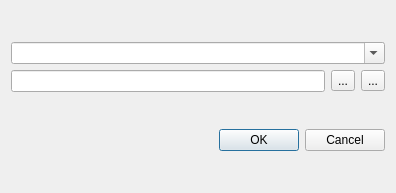
Qt form design/LoginDialog.ui (xaprier/qt-password-manager) before a commit.
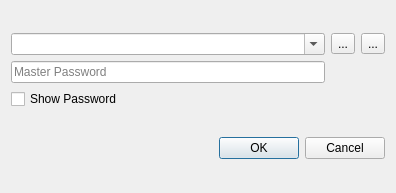
The same form after that commit.

Commit message: Update Show Password

Patch:
```diff
--- a/design/LoginDialog.ui
+++ b/design/LoginDialog.ui
@@ -19,19 +19,10 @@
   <property name="windowTitle">
    <string>Dialog</string>
   </property>
+  <layout class="QGridLayout" name="gridLayout_2">
+   <item row="0" column="0">
   <layout class="QGridLayout" name="gridLayout">
-   <item row="0" column="0">
-    <layout class="QVBoxLayout" name="verticalLayout">
-     <item>
-      <widget class="QComboBox" name="encryptedFiles">
-       <property name="editable">
-        <bool>true</bool>
-       </property>
-      </widget>
-     </item>
-     <item>
-      <layout class="QHBoxLayout" name="horizontalLayout">
-       <item>
+     <item row="1" column="0">
         <widget class="QLineEdit" name="passwordLine">
          <property name="inputMethodHints">
           <set>Qt::ImhHiddenText|Qt::ImhNoAutoUppercase|Qt::ImhNoPredictiveText|Qt::ImhSensitiveData</set>
@@ -39,23 +30,38 @@
          <property name="echoMode">
           <enum>QLineEdit::Password</enum>
          </property>
-        </widget>
-       </item>
-       <item>
-        <widget class="QToolButton" name="importButton">
-         <property name="text">
-          <string>...</string>
+       <property name="placeholderText">
+        <string>Master Password</string>
+       </property>
+      </widget>
+     </item>
+     <item row="0" column="0">
+      <widget class="QComboBox" name="encryptedFiles">
+       <property name="editable">
+        <bool>true</bool>
          </property>
         </widget>
        </item>
-       <item>
+     <item row="0" column="1">
         <widget class="QToolButton" name="newButton">
          <property name="text">
           <string>...</string>
          </property>
         </widget>
        </item>
-      </layout>
+     <item row="2" column="0" colspan="3">
+      <widget class="QCheckBox" name="showPasswordCheck">
+       <property name="text">
+        <string>Show Password</string>
+       </property>
+      </widget>
+     </item>
+     <item row="0" column="2">
+      <widget class="QToolButton" name="importButton">
+       <property name="text">
+        <string>...</string>
+       </property>
+      </widget>
      </item>
     </layout>
    </item>
```
Lines whose indentation alone changed are shown as unchanged. The commit also changes 6 other files.
